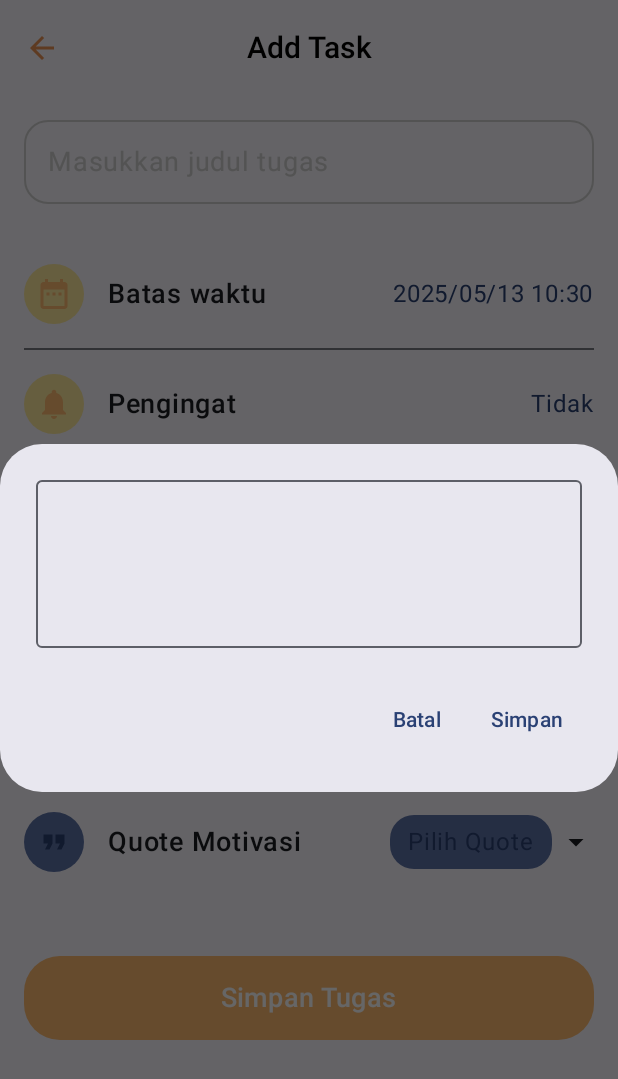
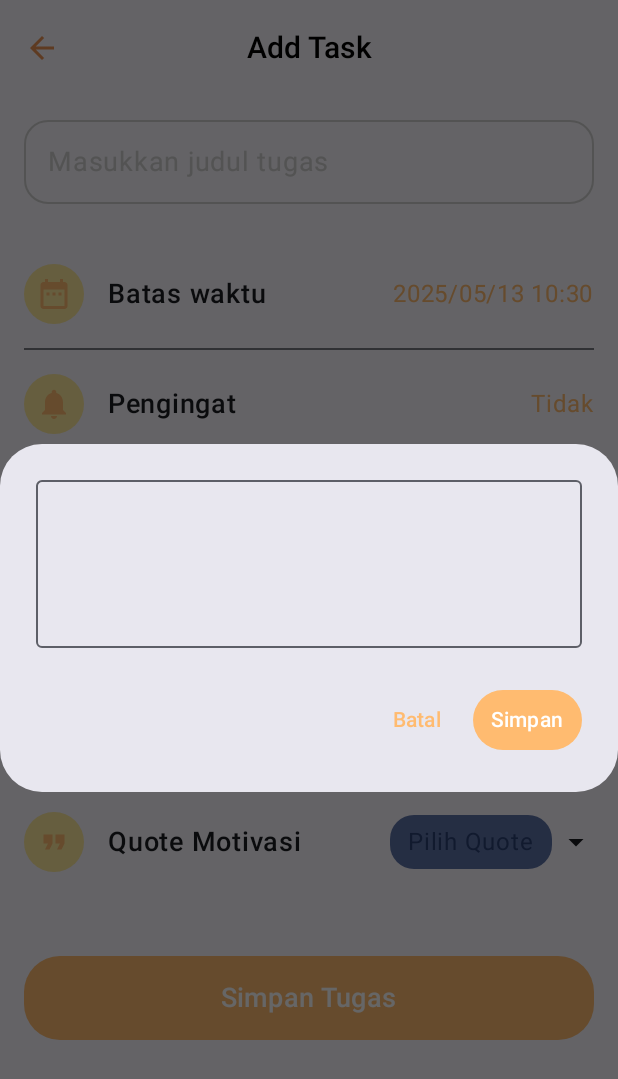
Before and after one commit to AkmallNr/front-end, an Android app built with Jetpack Compose: the composable AddTaskScreen called with empty values, after a tap on "Catatan", on a phone screen of 412 x 824 dp. Shown: the top 1079 px of the screen. Run offline under Robolectric (Android 15) with nearby library versions, the phone set to English and light mode, and no system bars; libraries missing offline, so code that uses them is left out: com.google.auth.http, com.google.auth.oauth2; 19 statements that could not run were skipped.

Commit message:
perubahan minor di addtaskscreen

```diff
--- a/app/src/main/java/com/example/schedo/ui/AddTaskScreen.kt
+++ b/app/src/main/java/com/example/schedo/ui/AddTaskScreen.kt
@@ -38,7 +38,9 @@ import com.example.schedo.model.Task
 import com.example.schedo.network.QuoteRequest
 import com.example.schedo.network.RetrofitInstance
 import com.example.schedo.network.TaskRequest
+import com.example.schedo.ui.theme.Background
 import com.example.schedo.ui.theme.Grey1
+import com.example.schedo.ui.theme.Grey2
 import com.example.schedo.ui.theme.Utama1
 import com.example.schedo.ui.theme.Utama2
 import com.example.schedo.ui.theme.Utama3
@@ -365,7 +367,7 @@ fun AddTaskScreen(
                     EnhancedTaskOptionRow(
                         icon = { Icon(Icons.Default.Note, contentDescription = "Note", tint = Utama2) },
                         title = "Catatan",
-                        value = "TAMBAH",
+                        value = "+",
                         buttonStyle = true,
                         onClick = { showNoteDialog = true }
                     )
@@ -377,7 +379,7 @@ fun AddTaskScreen(
                 EnhancedTaskOptionRow(
                     icon = { Icon(Icons.Default.AttachFile, contentDescription = "Attachment", tint = Utama2) },
                     title = "Lampiran",
-                    value = if (attachmentList.isNullOrEmpty()) "TAMBAH" else "${attachmentList!!.size} item",
+                    value = if (attachmentList.isNullOrEmpty()) "+" else "${attachmentList!!.size} item",
                     buttonStyle = attachmentList.isNullOrEmpty(),
                     onClick = { showAttachmentDialog = true }
                 )
@@ -632,13 +634,15 @@ fun AddTaskScreen(
                 AlertDialog(
                     onDismissRequest = { showNoteDialog = false },
                     confirmButton = {
-                        TextButton(onClick = { showNoteDialog = false }) {
+                        TextButton(onClick = { showNoteDialog = false }, colors = ButtonDefaults.buttonColors(
+                            Utama2)
+                        ) {
                             Text("Simpan")
                         }
                     },
                     dismissButton = {
                         TextButton(onClick = { showNoteDialog = false }) {
-                            Text("Batal")
+                            Text("Batal", color = Utama2)
                         }
                     },
                     text = {
@@ -646,7 +650,8 @@ fun AddTaskScreen(
                             value = note,
                             onValueChange = { note = it },
                             modifier = Modifier.fillMaxWidth(),
-                            minLines = 4
+                            minLines = 4,
+                            colors = OutlinedTextFieldDefaults.colors(focusedBorderColor = Utama2)
                         )
                     }
                 )
@@ -687,13 +692,13 @@ fun QuoteSection(
                     modifier = Modifier
                         .size(40.dp)
                         .background(
-                            color = MaterialTheme.colorScheme.primaryContainer,
+                            color = Utama1,
                             shape = CircleShape
                         ),
                     contentAlignment = Alignment.Center
                 ) {
                     CompositionLocalProvider(LocalContentColor provides MaterialTheme.colorScheme.primary) {
-                        Icon(Icons.Default.FormatQuote, contentDescription = "Quote")
+                        Icon(Icons.Default.FormatQuote, contentDescription = "Quote", tint = Utama2)
                     }
                 }
                 Spacer(modifier = Modifier.width(16.dp))
@@ -1075,27 +1080,27 @@ fun EnhancedTaskOptionRow(
                     chipStyle -> {
                         Surface(
                             shape = RoundedCornerShape(16.dp),
-                            color = MaterialTheme.colorScheme.primaryContainer,
+                            color = Utama1,
                             modifier = Modifier.padding(end = if (trailingIcon != null) 4.dp else 0.dp)
                         ) {
                             Text(
                                 text = value,
                                 fontSize = 16.sp,
-                                color = MaterialTheme.colorScheme.primary,
+                                color = Utama2,
                                 modifier = Modifier.padding(horizontal = 12.dp, vertical = 6.dp)
                             )
                         }
                     }
                     buttonStyle -> {
                         Surface(
-                            shape = RoundedCornerShape(4.dp),
-                            color = MaterialTheme.colorScheme.surfaceVariant,
+                            shape = CircleShape,
+                            color = Background,
                             modifier = Modifier.padding(end = if (trailingIcon != null) 4.dp else 0.dp)
                         ) {
                             Text(
                                 text = value,
                                 fontSize = 16.sp,
-                                color = MaterialTheme.colorScheme.primary,
+                                color = Utama2,
                                 fontWeight = FontWeight.Medium,
                                 modifier = Modifier.padding(horizontal = 12.dp, vertical = 6.dp)
                             )
@@ -1105,7 +1110,7 @@ fun EnhancedTaskOptionRow(
                         Text(
                             text = value,
                             fontSize = 16.sp,
-                            color = MaterialTheme.colorScheme.primary,
+                            color = Utama2,
                             modifier = Modifier.padding(end = if (trailingIcon != null) 4.dp else 0.dp)
                         )
                     }
```
Also changed, not shown: app/src/main/java/com/example/schedo/ui/ScheduleScreen.kt (+13 -14 lines).
